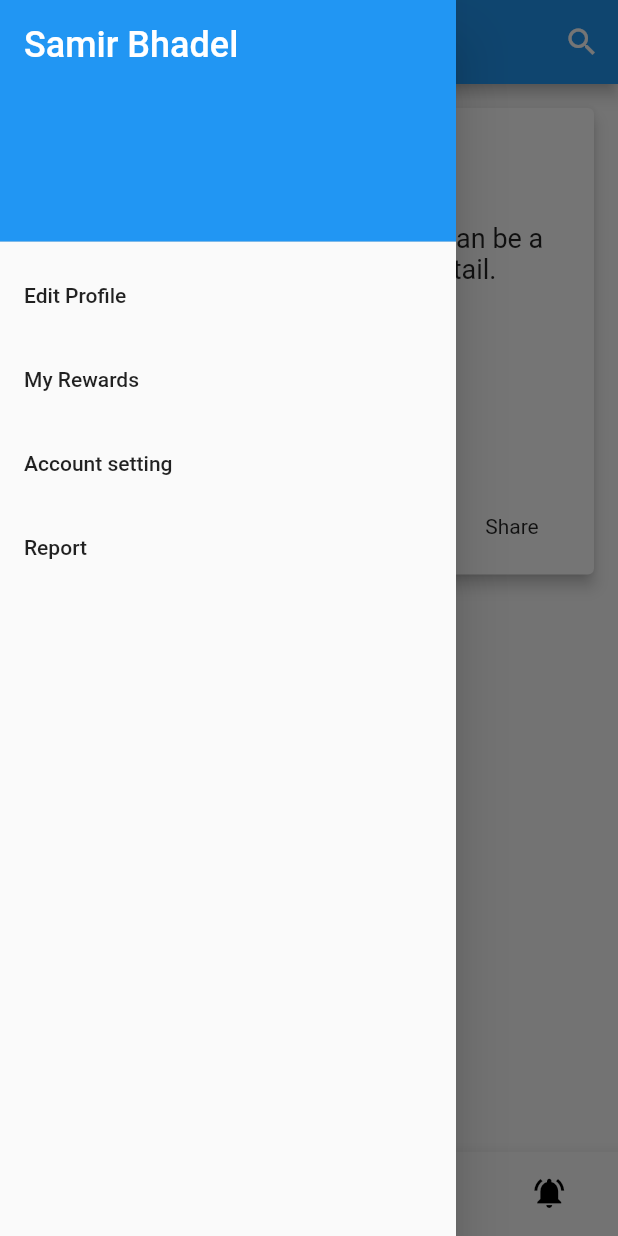
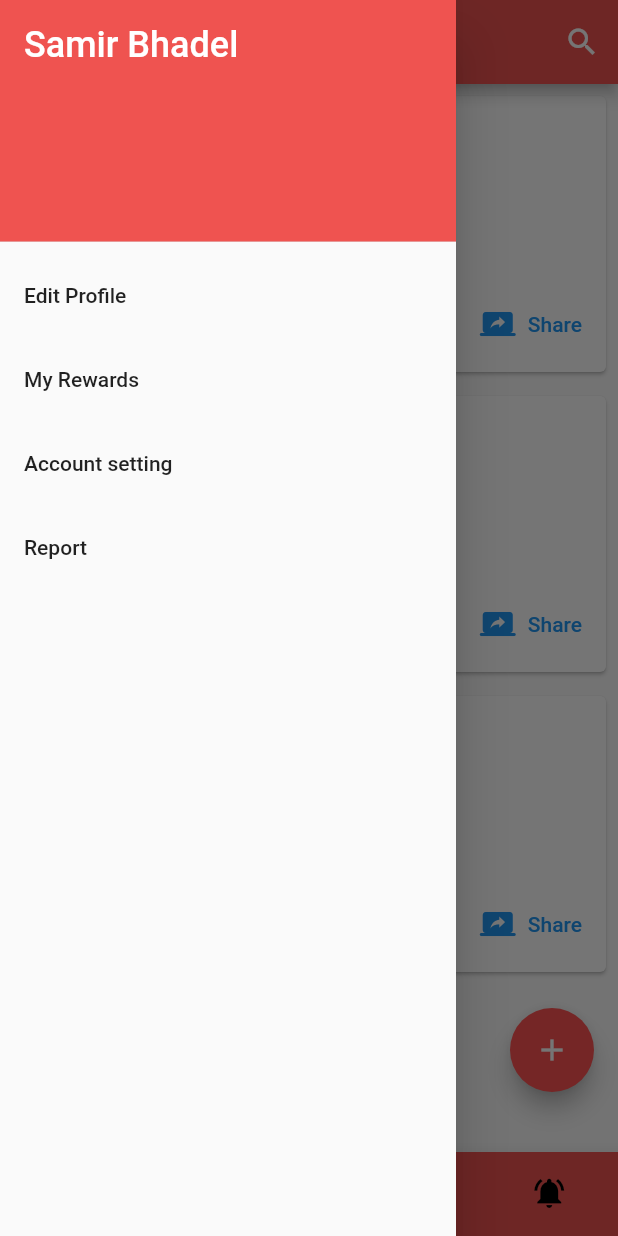
Before and after one commit to gautam591/Blood_app, a Flutter app: the HomeScreen screen opened directly, with the side drawer open, on a phone screen of 412 x 824 dp. Run offline on Flutter 3.47's test engine with Material 2 defaults, Android fonts, the light colour scheme and no system bars.

Commit message:
UI almost done with new feature

```diff
--- a/lib/Tabs/page1.dart
+++ b/lib/Tabs/page1.dart
@@ -1,89 +1,112 @@
 import 'package:flutter/material.dart';
+import 'package:post_found/EmergencyForm.dart';
 class Page1 extends StatelessWidget {
   @override
   Widget build(BuildContext context) {
-    return SingleChildScrollView(
-      child: Column(
-        crossAxisAlignment: CrossAxisAlignment.start,
+    return ListView(
       children: [
-          Card(
-            elevation: 4.0, // Add elevation for the card shadow
-            margin: EdgeInsets.all(16.0),
-            child: Column(
-              crossAxisAlignment: CrossAxisAlignment.start,
-              children: [
-                Container(
-                  padding: EdgeInsets.all(16.0),
-                  child: Text(
-                    'Post Title',
-                    style: TextStyle(
-                      fontSize: 24.0,
-                      fontWeight: FontWeight.bold,
+        Postcard(
+          profileName: 'User 1',
+          date: 'October 24, 2023',
+          postText: 'This is User 1\'s post content.',
         ),
+        Postcard(
+          profileName: 'User 2',
+          date: 'October 25, 2023',
+          postText: 'This is User 2\'s post content.',
         ),
+        Postcard(
+          profileName: 'User 3',
+          date: 'October 26, 2023',
+          postText: 'This is User 3\'s post content.',
         ),
-                Container(
-                  padding: EdgeInsets.all(16.0),
-                  child: Text(
-                    'This is the content of the post. It can be a long text describing the post in detail.',
-                    style: TextStyle(fontSize: 18.0),
-                  ),
-                ),
-                Container(
-                  padding: EdgeInsets.all(16.0),
+        AddButton(),
+        // Add more Postcard widgets for additional users
+      ],
+    );
+  }
+}
+
+class Postcard extends StatelessWidget {
+  final String profileName;
+  final String date;
+  final String postText;
+
+  Postcard({
+    required this.profileName,
+    required this.date,
+    required this.postText,
+  });
+
+  @override
+  Widget build(BuildContext context) {
+    return Card(
+      margin: EdgeInsets.all(8.0),
       child: Column(
         children: [
-                      Text(
-                        'Add Photos:',
-                        style: TextStyle(
-                          fontSize: 20.0,
-                          fontWeight: FontWeight.bold,
+          ListTile(
+            leading: CircleAvatar(
+              // Insert profile picture here
             ),
+            title: Text(profileName),
+            subtitle: Text(date),
           ),
-                      SizedBox(height: 10.0),
-                      ElevatedButton(
-                        onPressed: () {
-                          // Implement photo selection logic here
-                        },
-                        child: Text('Select Photos'),
-                      ),
-                      // Display selected photos here (if any)
-                      // You can use Image widgets to show selected photos
-                    ],
-                  ),
+          Padding(
+            padding: EdgeInsets.all(16.0),
+            child: Text(postText),
           ),
           ButtonBar(
-                  alignment: MainAxisAlignment.center,
             children: [
-                    IconButton(
+              TextButton.icon(
+                onPressed: () {
+                  // Handle like action
+                },
                 icon: Icon(Icons.thumb_up),
+                label: Text('Like'),
+              ),
+              TextButton.icon(
                 onPressed: () {
-                        // Add like functionality here
+                  // Handle comment action
                 },
+                icon: Icon(Icons.comment),
+                label: Text('Comment'),
               ),
-                    Text('Like'),
-                    IconButton(
-                      icon: Icon(Icons.comment),
+              TextButton.icon(
                 onPressed: () {
-                        // Add comment functionality here
+                  // Handle share action
                 },
+                icon: Icon(Icons.screen_share_rounded),
+                label: Text('Share'),
               ),
-                    Text('Comment'),
-                    IconButton(
-                      icon: Icon(Icons.share),
-                      onPressed: () {
-                        // Add share functionality here
-                      },
-                    ),
-                    Text('Share'),
             ],
           ),
         ],
       ),
-          ),
-        ],
-      ),
-
     );
   }
 }
+class AddButton extends StatelessWidget {
+  @override
+  Widget build(BuildContext context) {
+    return Align(
+      alignment: Alignment.bottomRight,
+      child: Padding(
+        padding: EdgeInsets.all(16.0),
+        child: FloatingActionButton(
+          onPressed: () {
+            Future.delayed(Duration(seconds: 2), () {
+              Navigator.of(context).pushReplacement(
+                MaterialPageRoute(
+                  builder: (BuildContext context) => EmergencyForm(),
+                ),
+              );
+            });
+            // Add your logic to handle the addition of information
+          },
+          child: Icon(Icons.add),
+          backgroundColor: Colors.redAccent,
+        ),
+      ),
+    );
+  }
+}
--- a/lib/home_screen.dart
+++ b/lib/home_screen.dart
@@ -4,6 +4,7 @@ import 'Tabs/page2.dart'; // Import the Page2 widget
 import 'Tabs/page3.dart'; // Import the Page3 widget
 import 'Tabs/page4.dart'; // Import the Page4 widget
 import 'editProfile.dart';
+import 'package:flutter/src/material/colors.dart';
 
 
 class HomeScreen extends StatefulWidget {
@@ -31,6 +32,7 @@ class _HomeScreenState extends State<HomeScreen> {
   Widget build(BuildContext context) {
     return Scaffold(
       appBar: AppBar(
+        backgroundColor: Colors.red.shade400,
         title: Text('Manabata'),
         actions: <Widget>[
           // Add a search icon at the right corner
@@ -49,7 +51,7 @@ class _HomeScreenState extends State<HomeScreen> {
           children: <Widget>[
             DrawerHeader(
               decoration: BoxDecoration(
-                color: Colors.blue,
+                color: Colors.red.shade400,
               ),
               child: Text(
                 'Samir Bhadel',
@@ -100,28 +102,32 @@ class _HomeScreenState extends State<HomeScreen> {
       ),
       body: _pages[_selectedIndex],
       bottomNavigationBar: BottomNavigationBar(
-        backgroundColor: Colors.blue,
+        backgroundColor: Colors.red.shade400,
         items: [
           BottomNavigationBarItem(
             icon: Icon(Icons.bloodtype_rounded,color: Colors.black),
             label: 'Emergency',
+            backgroundColor: Colors.red.shade400,
           ),
           BottomNavigationBarItem(
-            icon: Icon(Icons.add_circle_outline_outlined,color: Colors.black),
+            icon: Icon(Icons.newspaper_outlined,color: Colors.black),
             label: 'Create Post',
+            backgroundColor: Colors.red.shade400,
           ),
           BottomNavigationBarItem(
             icon: Icon(Icons.event_available_outlined,color: Colors.black),
             label: 'Events',
+            backgroundColor: Colors.red.shade400,
           ),
           BottomNavigationBarItem(
             icon: Icon(Icons.notifications_active,color: Colors.black),
-            label: 'Profile',
+            label: 'Notification',
+            backgroundColor: Colors.red.shade400,
           ),
         ],
         currentIndex: _selectedIndex,
         onTap: _onItemTapped,
-        selectedItemColor: Colors.red,
+        selectedItemColor: Colors.black,
       ),
     );
   }
--- a/lib/login_register.dart
+++ b/lib/login_register.dart
@@ -12,6 +12,7 @@ class LoginRegisterPage extends StatelessWidget {
     return Scaffold(
       appBar: AppBar(
         title: Text('Login/Register'),
+        backgroundColor: Colors.red.shade400,
       ),
       body: Padding(
         padding: EdgeInsets.all(16.0),
@@ -46,6 +47,7 @@ class LoginRegisterPage extends StatelessWidget {
                   _emailFocus.unfocus();
                   _passwordFocus.unfocus();
                 },
+                style: ElevatedButton.styleFrom(backgroundColor: Colors.red.shade400),
                 child: Text('Sign-In'),
               ),
             ),
@@ -66,6 +68,7 @@ class LoginRegisterPage extends StatelessWidget {
                   _emailFocus.unfocus();
                   _passwordFocus.unfocus();
                 },
+                style: ElevatedButton.styleFrom(backgroundColor: Colors.red.shade400),
                 child: Text('Sign-Up'),
               ),
             ),
--- a/lib/register.dart
+++ b/lib/register.dart
@@ -20,6 +20,7 @@ class _RegisterPageState extends State<RegisterPage> {
     return Scaffold(
       appBar: AppBar(
         title: Text('Register Page'),
+        backgroundColor: Colors.red.shade400,
         leading: IconButton(
           icon: Icon(Icons.arrow_back),
           onPressed: () {
@@ -59,6 +60,7 @@ class _RegisterPageState extends State<RegisterPage> {
                   );
                 });
               },
+              style: ElevatedButton.styleFrom(backgroundColor: Colors.red.shade400),
               child: Text("Register"),
             ),
           ],
```
Also changed, not shown: lib/EmergencyForm.dart (added, +101 -0 lines), lib/EventForm.dart (added, +84 -0 lines), lib/Tabs/page2.dart (+3 -87 lines), lib/Tabs/page3.dart (+28 -0 lines). Lines whose indentation alone changed are shown as unchanged.
